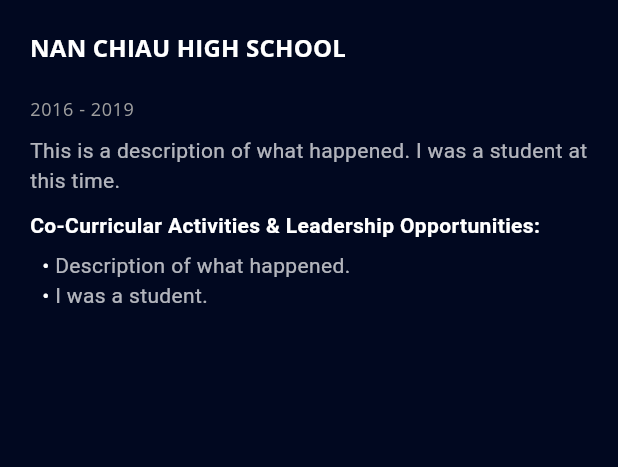
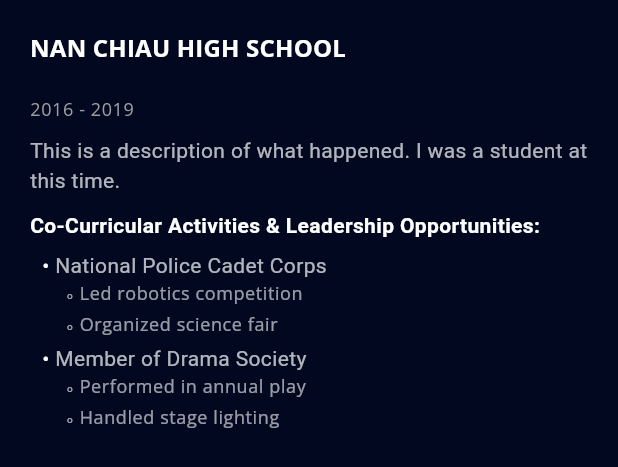
Before and after one commit to APandamonium1/flutter_portfolio, a Flutter app: the EducationDetail widget shown alone on an empty page, opened directly with empty values, on a phone screen of 412 x 824 dp. Shown: the top 467 px of the screen. Run offline on Flutter 3.47's test engine with Material 3 defaults, Android fonts, the phone set to English and light mode, and no system bars; our stand-ins replace firebase_core, flutter_svg, font_awesome_flutter, get, google_fonts, photo_view; accounts and stored records are empty; statements that could not run were skipped.

Commit message:
updated education details layout

```diff
--- a/lib/model/education_model.dart
+++ b/lib/model/education_model.dart
@@ -1,8 +1,15 @@
+class BulletPoint {
+  final String text;
+  final List<String>? subPoints; // Optional sub-points
+
+  BulletPoint({required this.text, this.subPoints});
+}
+
 class EducationModel {
   final String school;
   final String year;
   final String description;
-  final List<String> bulletPoints;
+  final List<BulletPoint> bulletPoints;
 
   EducationModel({
     required this.school,
@@ -19,25 +26,51 @@ List<EducationModel> educationList = [
     description:
         'This is a description of what happened. I was a student at this time.',
     bulletPoints: [
-        'Description of what happened.',
-        'I was a student.',
-      ]),
+      BulletPoint(
+        text: 'National Police Cadet Corps',
+        subPoints: ['Led robotics competition', 'Organized science fair'],
+      ),
+      BulletPoint(
+        text: 'Member of Drama Society',
+        subPoints: ['Performed in annual play', 'Handled stage lighting'],
+      ),
+    ],
+  ),
   EducationModel(
     school: 'Temasek Junior College',
     year: '2020 - 2021',
     description:
         'This is a description of what happened. I was a student at this time.',
     bulletPoints: [
-        'Description of what happened.',
-        'I was a student.',
-      ]),
+      BulletPoint(
+        text: 'Guitar Ensemble (JC)',
+        subPoints: [
+          'Quartmaster (EXCO)',
+          'Singapore Youth Festival (SYF) 2021 Certificate of Distinction'
+        ],
+      ),
+    ],
+  ),
   EducationModel(
     school: 'Ngee Ann Polytechnic',
     year: '2022 - 2025',
     description:
         'This is a description of what happened. I was a student at this time.',
     bulletPoints: [
-        'Description of what happened.',
-        'I was a student.',
-      ]),
+      BulletPoint(
+        text: 'Overflow Technology Special Interest Group',
+        subPoints: [
+          'Student Advisor (2024 - 2025)',
+          'Vice-President & Head of Operations (2023 - 2024)',
+          'Workgroup member (2022 - 2023)'
+        ],
+      ),
+      BulletPoint(
+        text: 'NullSec Cybersecurity Special Interest Group',
+      ),
+      BulletPoint(
+        text: 'Girls-In-Tech Special Interest Group',
+      ),
+    ],
+  ),
 ];
--- a/lib/screens/education/components/education_details.dart
+++ b/lib/screens/education/components/education_details.dart
@@ -30,6 +30,7 @@ class EducationDetail extends StatelessWidget {
               child: Column(
                   crossAxisAlignment: CrossAxisAlignment.start,
                   children: [
+                /// **School Name**
                 Text(
                   educationList[index].school.toUpperCase(),
                   style: Theme.of(context).textTheme.titleMedium!.copyWith(
@@ -40,13 +41,11 @@ class EducationDetail extends StatelessWidget {
                 const SizedBox(
                   height: defaultPadding,
                 ),
+
                 Row(
                   mainAxisAlignment: MainAxisAlignment.spaceBetween,
                   children: [
-                    // Text(
-                    //   educationList[index].organisation,
-                    //   style: const TextStyle(color: Colors.amber),
-                    // ),
+                    /// **Year**
                     Text(
                       educationList[index].year,
                       style: Theme.of(context).textTheme.bodySmall!.copyWith(
@@ -58,6 +57,8 @@ class EducationDetail extends StatelessWidget {
                 const SizedBox(
                   height: defaultPadding / 2,
                 ),
+
+                /// **Description**
                 Text.rich(
                   TextSpan(
                     text: educationList[index].description,
@@ -65,10 +66,13 @@ class EducationDetail extends StatelessWidget {
                           color: Colors.white70,
                         ),
                   ),
+                  softWrap: true, // Ensures auto line wrapping
                 ),
                 const SizedBox(
                   height: defaultPadding / 2,
                 ),
+
+                /// **Heading for Bullet Points**
                 Text(
                   "Co-Curricular Activities & Leadership Opportunities: ",
                   style: Theme.of(context).textTheme.bodyMedium!.copyWith(
@@ -79,26 +83,66 @@ class EducationDetail extends StatelessWidget {
                 const SizedBox(
                   height: defaultPadding / 3,
                 ),
+
+                /// **Bullet Points with Optional Sub-Points**
                 Column(
-                  // crossAxisAlignment: CrossAxisAlignment.start,
                   children: educationList[index]
                       .bulletPoints
                       .map((point) => Padding(
                             padding: const EdgeInsets.only(left: 8.0),
-                            child: Row(
+                            child: Column(
+                              children: [
+                                Row(
                                   children: [
                                     const Text("• ",
                                         style: TextStyle(color: Colors.white)),
                                     Text(
-                                  point,
+                                      point.text,
                                       style: Theme.of(context)
                                           .textTheme
                                           .bodyMedium!
                                           .copyWith(color: Colors.white70),
+                                      softWrap: true,
+                                    ),
+                                  ],
+                                ),
+                                // Sub-Bullet Points (if available)
+                                if (point.subPoints != null &&
+                                    point.subPoints!.isNotEmpty)
+                                  Padding(
+                                    padding: const EdgeInsets.only(left: 16.0),
+                                    child: Column(
+                                      crossAxisAlignment:
+                                          CrossAxisAlignment.start,
+                                      children: point.subPoints!
+                                          .map(
+                                            (subPoint) => Row(
+                                              crossAxisAlignment:
+                                                  CrossAxisAlignment.start,
+                                              children: [
+                                                const Text("◦ ",
+                                                    style: TextStyle(
+                                                        color: Colors
+                                                            .white70)), // Smaller Bullet Symbol
+                                                Text(
+                                                  subPoint,
+                                                  style: Theme.of(context)
+                                                      .textTheme
+                                                      .bodySmall!
+                                                      .copyWith(
+                                                        color: Colors.white60,
+                                                      ),
+                                                  softWrap: true,
                                                 ),
                                                 const SizedBox(
                                                   height: defaultPadding / 3,
                                                 ),
+                                              ],
+                                            ),
+                                          )
+                                          .toList(),
+                                    ),
+                                  )
                               ],
                             ),
                           ))
```
Lines whose indentation alone changed are shown as unchanged.
